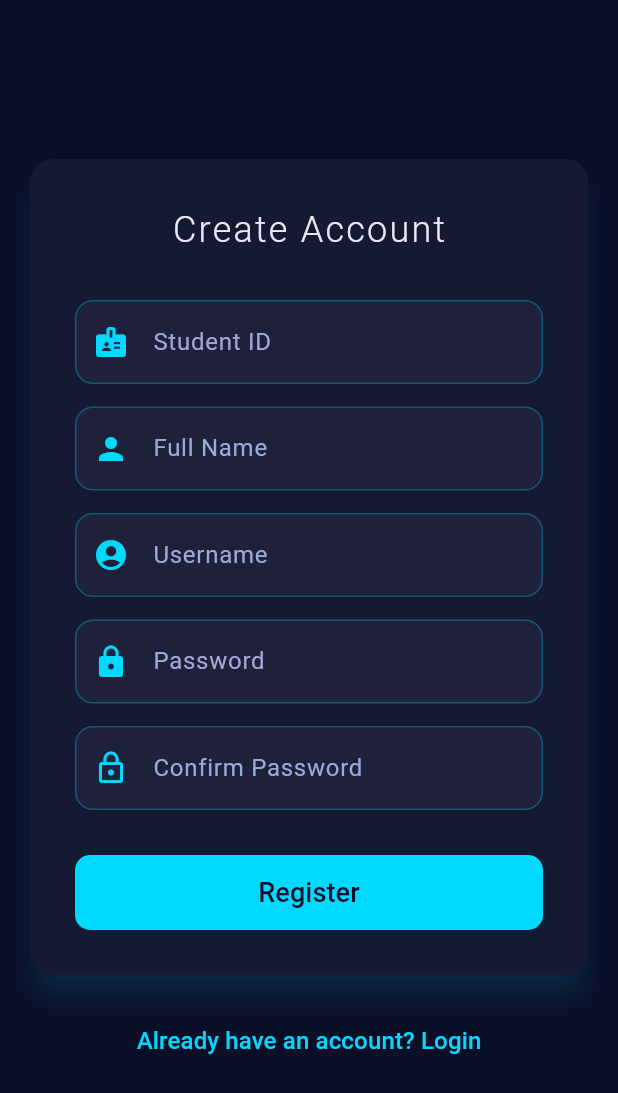
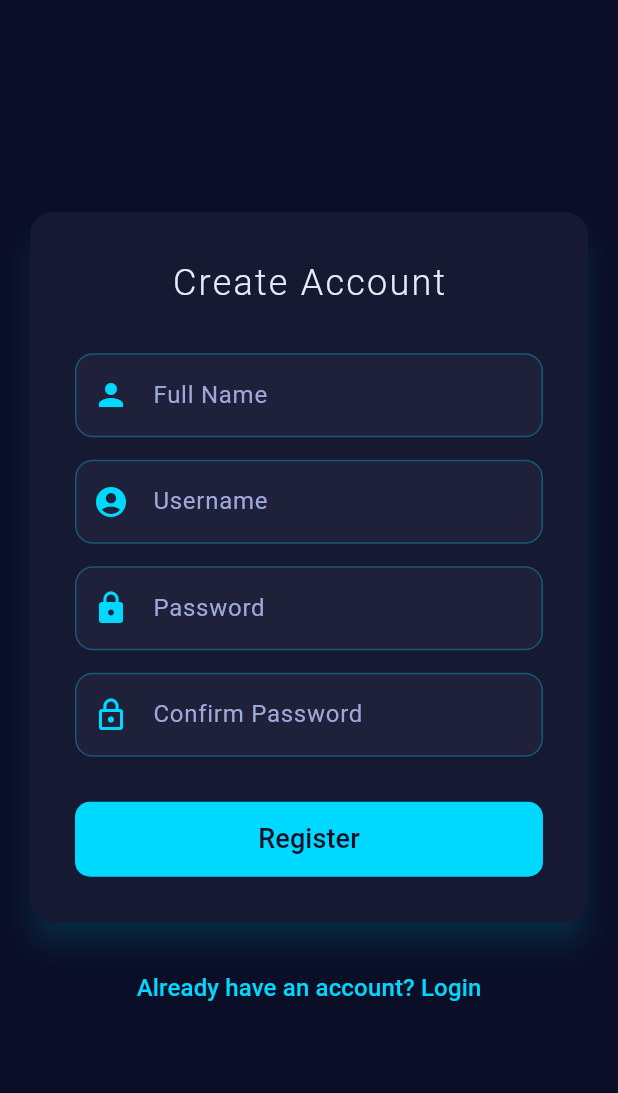
Before and after one commit to FutureATN/Roomreservation_Web_developer_project, a Flutter app: the RegisterPage screen opened directly, on a phone screen of 412 x 824 dp. Shown: the top 1093 px of the screen. Run offline on Flutter 3.47's test engine with Material 3 defaults, Android fonts, the phone set to English and light mode, and no system bars.

Commit message:
deleted stuId

```diff
--- a/lib/pages/register_page.dart
+++ b/lib/pages/register_page.dart
@@ -13,7 +13,6 @@ class RegisterPage extends StatefulWidget {
 
 class _RegisterPageState extends State<RegisterPage> {
   final _formKey = GlobalKey<FormState>();
-  final _idController = TextEditingController();
   final _nameController = TextEditingController();
   final _usernameController = TextEditingController();
   final _passwordController = TextEditingController();
@@ -25,7 +24,6 @@ class _RegisterPageState extends State<RegisterPage> {
   Future<Map<String, dynamic>> _registerToApi({
     required String username,
     required String password,
-    required String studentId,
     required String fullName,
   }) async {
     try {
@@ -35,7 +33,6 @@ class _RegisterPageState extends State<RegisterPage> {
         body: json.encode({
           'username': username,
           'password': password,
-          'studentId': studentId,
           'fullName': fullName,
         }),
       );
@@ -68,7 +65,6 @@ class _RegisterPageState extends State<RegisterPage> {
       final response = await _registerToApi(
         username: _usernameController.text,
         password: _passwordController.text,
-        studentId: _idController.text,
         fullName: _nameController.text,
       );
 
@@ -124,7 +120,6 @@ class _RegisterPageState extends State<RegisterPage> {
 
   @override
   void dispose() {
-    _idController.dispose();
     _nameController.dispose();
     _usernameController.dispose();
     _passwordController.dispose();
@@ -167,33 +162,6 @@ class _RegisterPageState extends State<RegisterPage> {
                           ),
                         ),
                         const SizedBox(height: 30),
-
-                        // Student ID Field
-                        TextFormField(
-                          controller: _idController,
-                          validator: (value) => _validateRequired(value, 'Student ID'),
-                          style: TextStyle(color: AppColors.textPrimary),
-                          decoration: InputDecoration(
-                            labelText: 'Student ID',
-                            labelStyle: TextStyle(color: AppColors.textSecondary),
-                            prefixIcon: Icon(Icons.badge, color: AppColors.primary),
-                            filled: true,
-                            fillColor: AppColors.surfaceLight,
-                            border: OutlineInputBorder(
-                              borderRadius: BorderRadius.circular(12),
-                              borderSide: BorderSide(color: AppColors.primary.withOpacity(0.3)),
-                            ),
-                            enabledBorder: OutlineInputBorder(
-                              borderRadius: BorderRadius.circular(12),
-                              borderSide: BorderSide(color: AppColors.primary.withOpacity(0.3)),
-                            ),
-                            focusedBorder: OutlineInputBorder(
-                              borderRadius: BorderRadius.circular(12),
-                              borderSide: BorderSide(color: AppColors.primary, width: 2),
-                            ),
-                          ),
-                        ),
-                        const SizedBox(height: 15),
 
                         // Full Name Field
                         TextFormField(
```
